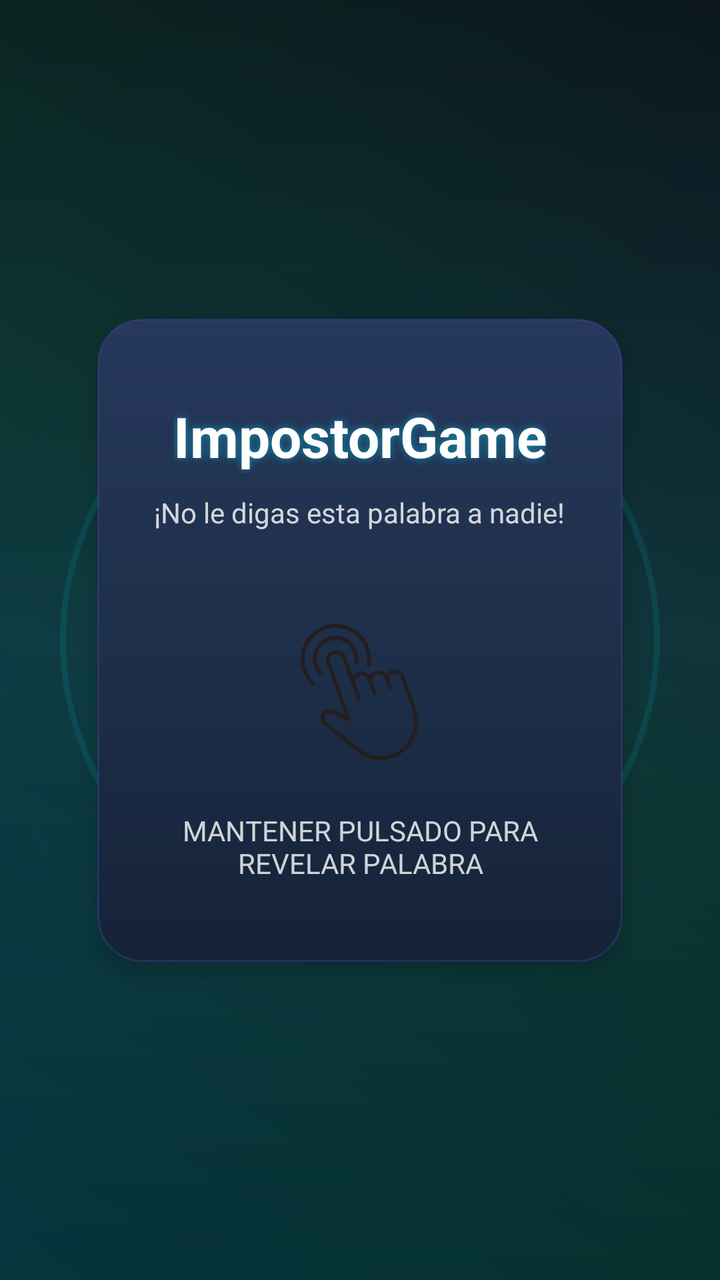
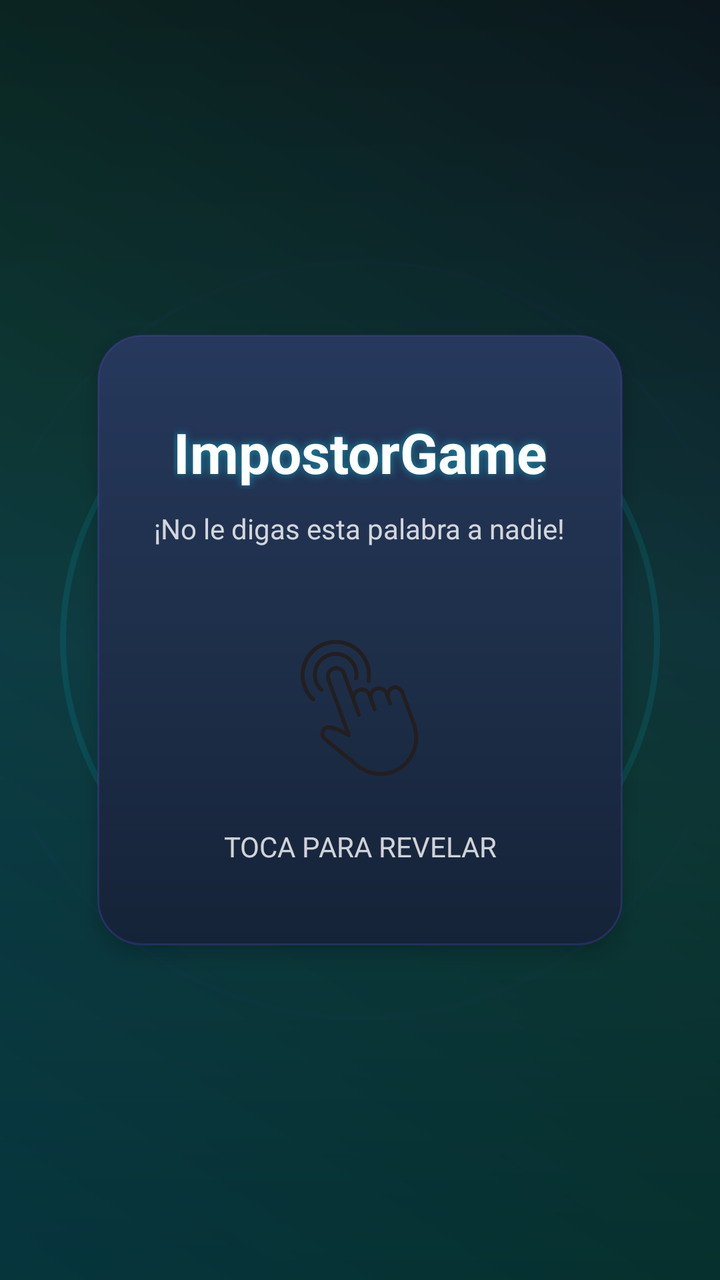

Compare the two renders of this Android layout. The source of the first and the diff that turns it into the second are given below.
<!-- AndroidManifest.xml: application theme Theme.ImpostorGame -->
<!-- res/layout/activity_impostor_reveal.xml -->
<?xml version="1.0" encoding="utf-8"?>
<androidx.constraintlayout.widget.ConstraintLayout
    xmlns:android="http://schemas.android.com/apk/res/android"
    xmlns:app="http://schemas.android.com/apk/res-auto"
    android:id="@+id/layout"
    android:layout_width="match_parent"
    android:layout_height="match_parent"
    android:background="@drawable/bg_neon_space"
    android:paddingLeft="16dp"
    android:paddingRight="16dp">

    
    <ImageView
        android:id="@+id/imgLetraS"
        android:layout_width="300dp"
        android:layout_height="300dp"
        android:alpha="0.18"
        android:src="@drawable/ic_letra_s"
        android:visibility="gone"
        app:layout_constraintTop_toTopOf="parent"
        app:layout_constraintBottom_toBottomOf="parent"
        app:layout_constraintStart_toStartOf="parent"
        app:layout_constraintEnd_toEndOf="parent" />

    
    <View
        android:id="@+id/ring1"
        android:layout_width="300dp"
        android:layout_height="300dp"
        android:alpha="0.25"
        android:background="@drawable/ring_neon"
        app:layout_constraintTop_toTopOf="parent"
        app:layout_constraintBottom_toBottomOf="parent"
        app:layout_constraintStart_toStartOf="parent"
        app:layout_constraintEnd_toEndOf="parent"/>

    <View
        android:id="@+id/ring2"
        android:layout_width="380dp"
        android:layout_height="380dp"
        android:alpha="0.12"
        android:background="@drawable/ring_neon_soft"
        app:layout_constraintTop_toTopOf="@id/ring1"
        app:layout_constraintBottom_toBottomOf="@id/ring1"
        app:layout_constraintStart_toStartOf="@id/ring1"
        app:layout_constraintEnd_toEndOf="@id/ring1"/>

    
    <androidx.cardview.widget.CardView
        android:id="@+id/cardViewPrincipal"
        android:layout_width="0dp"
        android:layout_height="wrap_content"
        android:layout_margin="20dp"
        app:cardCornerRadius="22dp"
        app:cardElevation="6dp"
        app:cardUseCompatPadding="true"
        app:cardBackgroundColor="@android:color/transparent"
        app:layout_constraintTop_toTopOf="@id/ring1"
        app:layout_constraintBottom_toBottomOf="@id/ring1"
        app:layout_constraintStart_toStartOf="parent"
        app:layout_constraintEnd_toEndOf="parent"
        app:layout_constraintVertical_bias="0.5">

        <LinearLayout
            android:id="@+id/layoutCard"
            android:layout_width="match_parent"
            android:layout_height="wrap_content"
            android:orientation="vertical"
            android:animateLayoutChanges="true"
            android:background="@drawable/bg_card_main"
            android:padding="20dp">

            <TextView
                android:id="@+id/turnPlayerName"
                android:layout_width="wrap_content"
                android:layout_height="wrap_content"
                android:layout_gravity="center_horizontal"
                android:layout_marginTop="20dp"
                android:layout_marginBottom="10dp"
                android:text="@string/app_name"
                android:textSize="28sp"
                android:textStyle="bold"
                android:textColor="@android:color/white"
                android:shadowColor="#8000E5FF"
                android:shadowDx="0"
                android:shadowDy="0"
                android:shadowRadius="10"/>

            <TextView
                android:id="@+id/txtTwo"
                android:layout_width="wrap_content"
                android:layout_height="wrap_content"
                android:layout_gravity="center_horizontal"
                android:text="¡No le digas esta palabra a nadie!"
                android:textSize="14sp"
                android:textColor="#CCFFFFFF" />

            <ImageView
                android:id="@+id/imgDedo"
                android:layout_width="80dp"
                android:layout_height="80dp"
                android:layout_gravity="center_horizontal"
                android:layout_marginTop="40dp"
                android:rotation="-20"
                android:src="@drawable/ic_touch_app" />

            <TextView
                android:id="@+id/presText"
                android:layout_width="match_parent"
                android:layout_height="wrap_content"
                android:layout_gravity="center_horizontal"
                android:layout_marginTop="20dp"
                android:layout_marginBottom="20dp"
                android:text="MANTENER PULSADO PARA REVELAR PALABRA"
                android:textSize="14sp"
                android:textColor="#CCFFFFFF"
                android:gravity="center_horizontal" />

            <TextView
                android:id="@+id/detailsPlayer"
                android:layout_width="wrap_content"
                android:layout_height="wrap_content"
                android:layout_gravity="center_horizontal"
                android:layout_marginBottom="20dp"
                android:text="¿Impostor o no?"
                android:gravity="center"
                android:textSize="32sp"
                android:textStyle="bold"
                android:textColor="@android:color/white"
                android:visibility="gone" />

            <ImageView
                android:id="@+id/imgWord"
                android:layout_width="160dp"
                android:layout_height="160dp"
                android:layout_gravity="center"
                android:scaleType="centerCrop"
                android:background="@drawable/rounded_image_bg"
                android:clipToOutline="true"
                android:visibility="gone" />

            <TextView
                android:id="@+id/hintPlayer"
                android:layout_width="wrap_content"
                android:layout_height="wrap_content"
                android:layout_gravity="center_horizontal"
                android:gravity="center"
                android:textAlignment="center"
                android:layout_marginTop="25dp"
                android:layout_marginBottom="20dp"
                android:textSize="25sp"
                android:textColor="@color/white"
                android:textStyle="bold"
                android:visibility="gone" />

        </LinearLayout>
    </androidx.cardview.widget.CardView>

    
    <androidx.cardview.widget.CardView
        android:id="@+id/nenxtPlayer"
        android:layout_width="0dp"
        android:layout_height="wrap_content"
        android:layout_margin="20dp"
        android:visibility="invisible"
        app:cardCornerRadius="22dp"
        app:cardElevation="0dp"
        app:cardUseCompatPadding="true"
        app:cardBackgroundColor="@android:color/transparent"
        app:layout_constraintTop_toBottomOf="@id/cardViewPrincipal"
        app:layout_constraintStart_toStartOf="parent"
        app:layout_constraintEnd_toEndOf="parent">

        <TextView
            android:id="@+id/textNextPlayer"
            android:layout_width="match_parent"
            android:layout_height="wrap_content"
            android:background="@drawable/btn_neon"
            android:paddingLeft="20dp"
            android:paddingRight="20dp"
            android:paddingTop="12dp"
            android:paddingBottom="12dp"
            android:gravity="center"
            android:text="⏭ SIGUIENTE JUGADOR"
            android:textColor="@android:color/white"
            android:textStyle="bold" />
    </androidx.cardview.widget.CardView>

</androidx.constraintlayout.widget.ConstraintLayout>
<!-- resources referenced by this layout -->
<resources>
  <color name="white">#FFFFFFFF</color>
  <!-- drawable bg_card_main (drawable) -->
  <?xml version="1.0" encoding="utf-8"?>
  <shape xmlns:android="http://schemas.android.com/apk/res/android">
  
      
      <gradient
          android:type="linear"
          android:angle="90"
          android:startColor="#152338"
          android:centerColor="#1E2F4A"
          android:endColor="#26385C" />
  
      
      <corners android:radius="22dp" />
  
      
      <stroke
          android:width="1dp"
          android:color="#337C4DFF" />
  </shape>
  <!-- drawable bg_neon_space (drawable) -->
  <?xml version="1.0" encoding="utf-8"?>
  <layer-list xmlns:android="http://schemas.android.com/apk/res/android">
      <item>
          <shape>
              <gradient
                  android:type="linear"
                  android:angle="270"
                  android:startColor="#0B0F1A"
                  android:centerColor="#101A33"
                  android:endColor="#070A12"/>
          </shape>
      </item>
  
      
      <item android:top="-120dp" android:left="-120dp">
          <shape>
              <gradient
                  android:type="linear"
                  android:angle="45"
                  android:startColor="#3300E5FF"
                  android:centerColor="#2200FF6A"
                  android:endColor="#00000000"/>
          </shape>
      </item>
  </layer-list>
  <!-- drawable btn_neon (drawable) -->
  <?xml version="1.0" encoding="utf-8"?>
  <layer-list xmlns:android="http://schemas.android.com/apk/res/android">
  
      
      <item>
          <shape>
              <corners android:radius="22dp" />
              <solid android:color="#337C4DFF" />
          </shape>
      </item>
  
      
      <item
          android:bottom="2dp"
          android:left="2dp"
          android:right="2dp"
          android:top="2dp">
          <shape>
              <corners android:radius="20dp" />
  
              
              <gradient
                  android:angle="90"
                  android:centerColor="#1E2F4A"
                  android:endColor="#26385C"
                  android:startColor="#152338"
                  android:type="linear" />
  
              
              <stroke
                  android:width="1dp"
                  android:color="#7C4DFF" />
          </shape>
      </item>
  
  </layer-list>
  <!-- drawable ring_neon (drawable) -->
  <?xml version="1.0" encoding="utf-8"?>
  <shape xmlns:android="http://schemas.android.com/apk/res/android" android:shape="oval">
      <solid android:color="#00000000"/>
      <stroke android:width="3dp" android:color="#6600E5FF"/>
  </shape>
  <!-- drawable ring_neon_soft (drawable) -->
  <?xml version="1.0" encoding="utf-8"?>
  <shape xmlns:android="http://schemas.android.com/apk/res/android" android:shape="oval">
      <solid android:color="#00000000"/>
      <stroke android:width="2dp" android:color="#337C4DFF"/>
  </shape>
  <!-- drawable rounded_image_bg (drawable) -->
  <?xml version="1.0" encoding="utf-8"?>
  <shape xmlns:android="http://schemas.android.com/apk/res/android">
      <corners android:radius="18dp" />
      <solid android:color="@android:color/transparent" />
  </shape>
  <string name="app_name">ImpostorGame</string>
  <style name="Theme.ImpostorGame" parent="Base.Theme.ImpostorGame">
          <item name="colorPrimary">#00E5FF</item>
          <item name="colorOnPrimary">#FFFFFF</item>
          <item name="android:statusBarColor">@android:color/transparent</item>
          <item name="android:windowBackground">@android:color/black</item>
      </style>
  <style name="Base.Theme.ImpostorGame" parent="Theme.Material3.DayNight.NoActionBar" />
  <!-- unchanged entries left out for length: 2 -->
</resources>

<!-- the commit's change to res/layout/activity_impostor_reveal.xml (unified diff, before → after) -->
@@ -111,7 +111,7 @@
                 android:layout_gravity="center_horizontal"
                 android:layout_marginTop="20dp"
                 android:layout_marginBottom="20dp"
-                android:text="MANTENER PULSADO PARA REVELAR PALABRA"
+                android:text="TOCA PARA REVELAR"
                 android:textSize="14sp"
                 android:textColor="#CCFFFFFF"
                 android:gravity="center_horizontal" />
